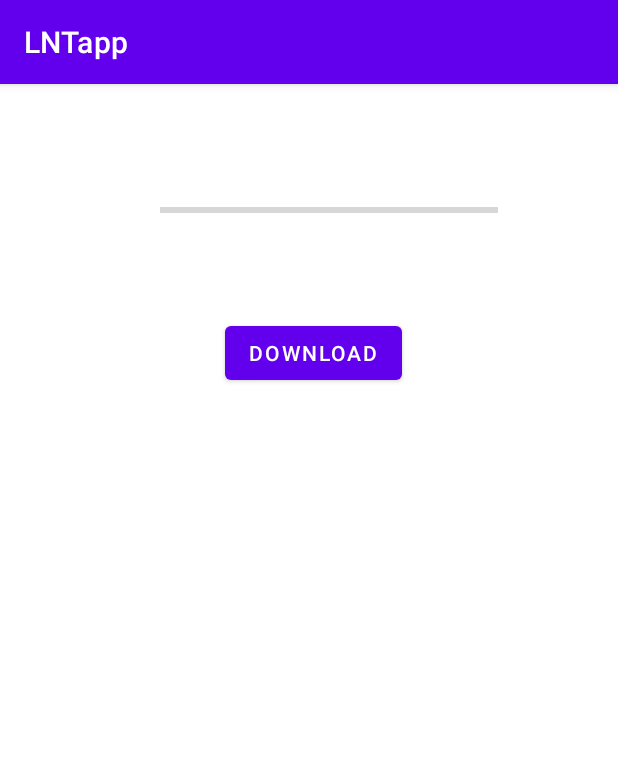
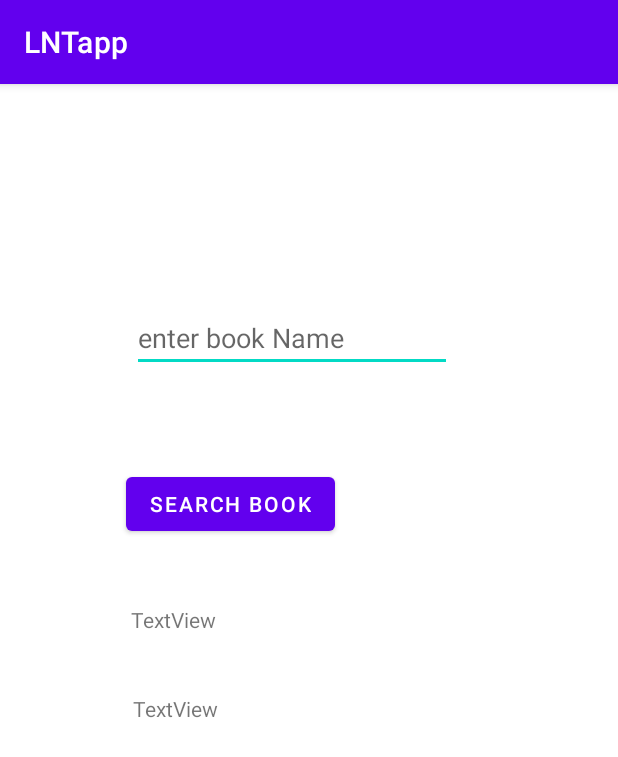
Before and after one commit to 99002768/LNTapp01, an Android app: the screen it shows after launch (AsyncActivity), on a phone screen of 412 x 824 dp. Shown: the top 757 px of the screen. Run offline under Robolectric (Android 15) with nearby library versions, the phone set to English and light mode, and no system bars.

Commit message:
added book search

```diff
--- a/app/src/main/java/com/example/lntapp/AsyncActivity.java
+++ b/app/src/main/java/com/example/lntapp/AsyncActivity.java
@@ -1,7 +1,8 @@
 package com.example.lntapp;
 
 import androidx.appcompat.app.AppCompatActivity;
-
+import android.widget.TextView;
+import android.widget.EditText;
 import android.os.Bundle;
 import android.util.Log;
 import android.view.View;
@@ -10,18 +11,27 @@ import android.widget.ProgressBar;
 public class AsyncActivity extends AppCompatActivity {
     private static final String TAG = AsyncActivity.class.getSimpleName();
     ProgressBar progressBar;
+    EditText mBookInput;
+    TextView mTitleText,mAuthorText;
     @Override
     protected void onCreate(Bundle savedInstanceState) {
         super.onCreate(savedInstanceState);
         setContentView(R.layout.activity_async);
         progressBar = findViewById(R.id.progressBar);
+        mBookInput = findViewById(R.id.bookInput);
+        //String queryString = mBookInput.getText().toString();
+        mTitleText = findViewById(R.id.titleText);
+        mAuthorText = findViewById(R.id.authorText);
     }
 
     public void handleClick(View view) {
         Log.i(TAG,"handleClick");
         //download something from internet
-        DownloadTask downloadTask = new DownloadTask(progressBar);
-        downloadTask.execute("https://urlForimagetobedownloaded");
+//        DownloadTask downloadTask = new DownloadTask(progressBar);
+//        downloadTask.execute("https://urlForimagetobedownloaded");
         //show the download progress on the progressbar
+        String queryString = mBookInput.getText().toString();
+
+        new FetchBook(mTitleText, mAuthorText).execute(queryString);
     }
 }
--- a/app/src/main/res/layout/activity_async.xml
+++ b/app/src/main/res/layout/activity_async.xml
@@ -9,24 +9,55 @@
     <ProgressBar
         android:id="@+id/progressBar"
         style="?android:attr/progressBarStyleHorizontal"
-        android:layout_width="225dp"
-        android:layout_height="32dp"
-        android:layout_marginTop="57dp"
-        android:layout_marginEnd="80dp"
-        android:layout_marginBottom="44dp"
-        app:layout_constraintBottom_toTopOf="@+id/button3"
+        android:layout_width="0dp"
+        android:layout_height="wrap_content"
+        android:layout_marginTop="67dp"
+        android:visibility="invisible"
         app:layout_constraintEnd_toEndOf="parent"
+        app:layout_constraintStart_toStartOf="parent"
         app:layout_constraintTop_toTopOf="parent" />
 
     <Button
-        android:id="@+id/button3"
+        android:id="@+id/searchButton"
         android:layout_width="wrap_content"
         android:layout_height="wrap_content"
-        android:layout_marginEnd="64dp"
-        android:layout_marginBottom="554dp"
+        android:layout_marginStart="84dp"
+        android:layout_marginTop="256dp"
         android:onClick="handleClick"
-        android:text="download"
-        app:layout_constraintBottom_toBottomOf="parent"
-        app:layout_constraintEnd_toEndOf="@+id/progressBar"
-        app:layout_constraintTop_toBottomOf="@+id/progressBar" />
+        android:text="Search Book"
+        app:layout_constraintStart_toStartOf="parent"
+        app:layout_constraintTop_toTopOf="parent" />
+
+    <EditText
+        android:id="@+id/bookInput"
+        android:layout_width="wrap_content"
+        android:layout_height="wrap_content"
+        android:layout_marginStart="4dp"
+        android:layout_marginBottom="64dp"
+        android:ems="10"
+        android:hint="enter book Name"
+        android:inputType="textPersonName"
+        android:text=""
+        app:layout_constraintBottom_toTopOf="@+id/searchButton"
+        app:layout_constraintStart_toStartOf="@+id/searchButton" />
+
+    <TextView
+        android:id="@+id/titleText"
+        android:layout_width="wrap_content"
+        android:layout_height="wrap_content"
+        android:layout_marginStart="3dp"
+        android:layout_marginTop="43dp"
+        android:text="TextView"
+        app:layout_constraintStart_toStartOf="@+id/searchButton"
+        app:layout_constraintTop_toBottomOf="@+id/searchButton" />
+
+    <TextView
+        android:id="@+id/authorText"
+        android:layout_width="wrap_content"
+        android:layout_height="wrap_content"
+        android:layout_marginStart="1dp"
+        android:layout_marginTop="40dp"
+        android:text="TextView"
+        app:layout_constraintStart_toStartOf="@+id/titleText"
+        app:layout_constraintTop_toBottomOf="@+id/titleText" />
 </androidx.constraintlayout.widget.ConstraintLayout>
```
Also changed, not shown: app/src/main/AndroidManifest.xml (+6 -5 lines), app/src/main/java/com/example/lntapp/FetchBook.java (added, +48 -0 lines), app/src/main/java/com/example/lntapp/NetworkUtils.java (added, +80 -0 lines), app/src/main/res/layout/activity_fetch_book.xml (added, +9 -0 lines), app/src/main/res/layout/activity_network_utils.xml (added, +9 -0 lines), app/src/main/res/values/strings.xml (+5 -4 lines).
